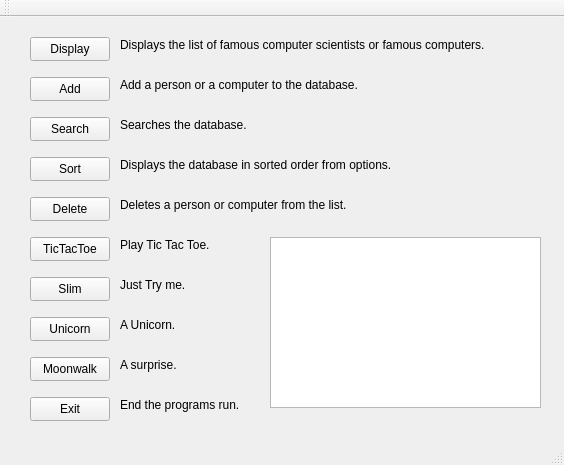
Ladanvini/VLN1-Hopur-5, file Widget/mainwindow.ui: the form before one commit.
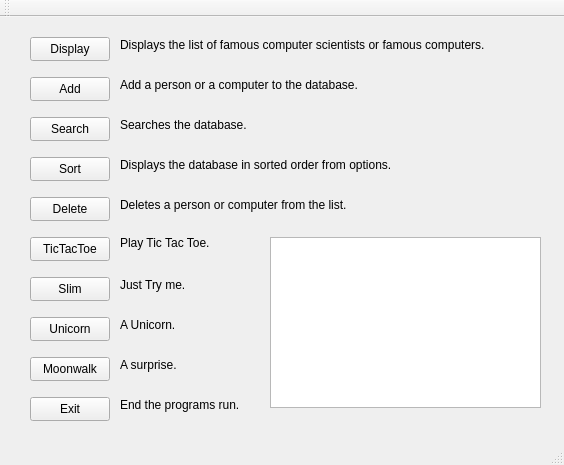
The form after the commit.

Commit message: Added object names to objects

```diff
--- a/Widget/mainwindow.ui
+++ b/Widget/mainwindow.ui
@@ -213,9 +213,9 @@
     <property name="geometry">
      <rect>
       <x>120</x>
-      <y>220</y>
+      <y>215</y>
       <width>111</width>
-      <height>16</height>
+      <height>21</height>
      </rect>
     </property>
     <property name="text">
```
Left out of the diff: 40 changed lines with no effect on the pictures.
